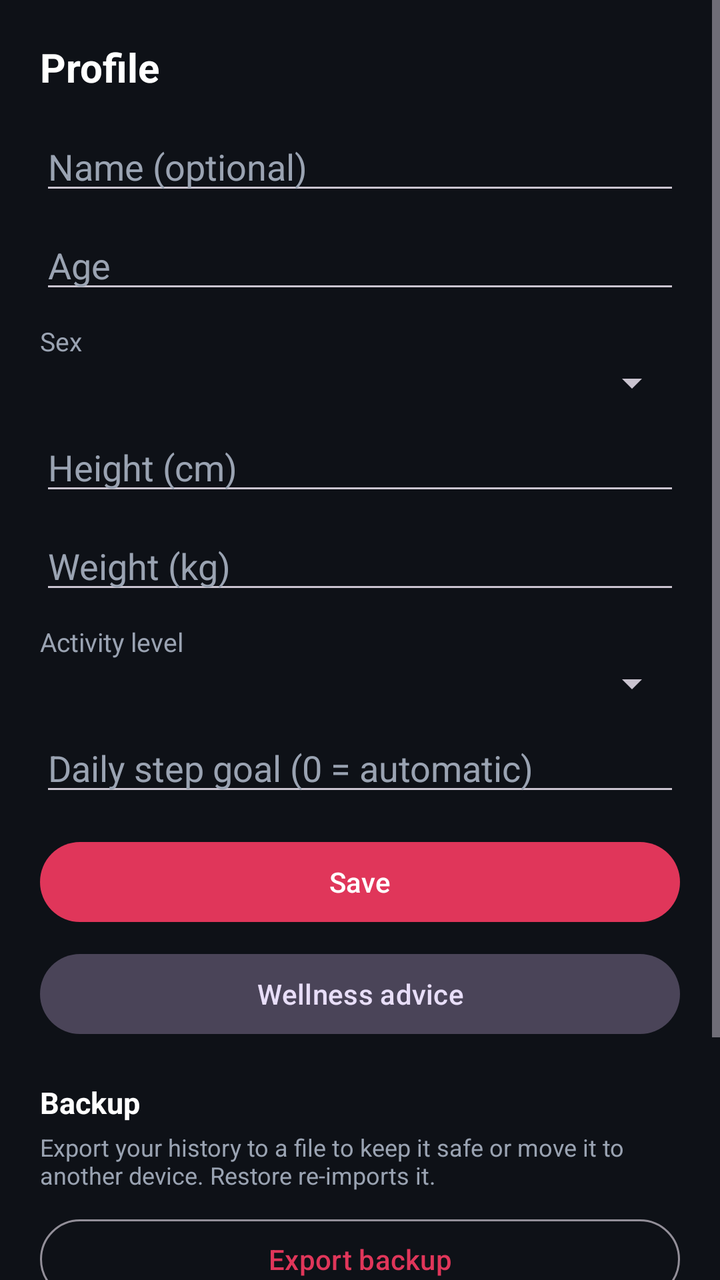
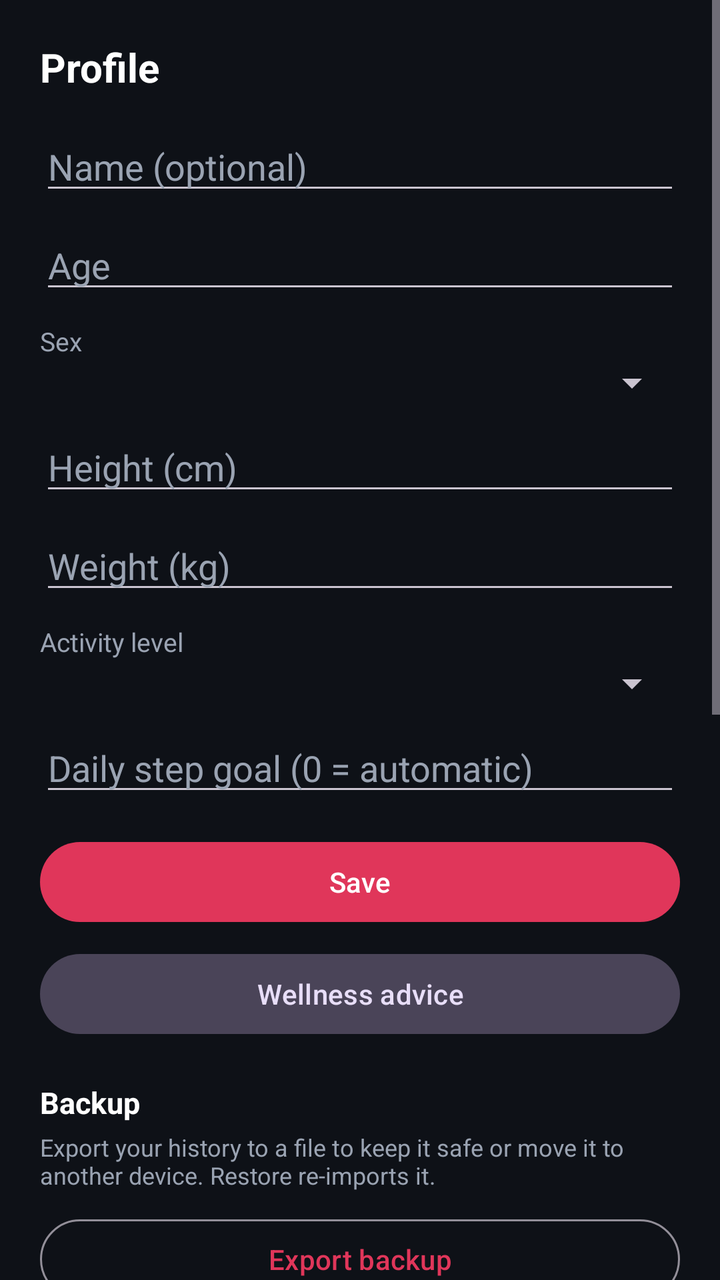

Two renders of the same Android screen: before a commit and after it. Below are the layout's source before the change and the commit's diff.
<!-- AndroidManifest.xml: application theme Theme.HealthMonitor -->
<!-- res/layout/fragment_profile.xml -->
<?xml version="1.0" encoding="utf-8"?>
<ScrollView xmlns:android="http://schemas.android.com/apk/res/android"
    xmlns:app="http://schemas.android.com/apk/res-auto"
    android:layout_width="match_parent"
    android:layout_height="match_parent"
    android:fillViewport="true">

    <LinearLayout
        android:layout_width="match_parent"
        android:layout_height="wrap_content"
        android:orientation="vertical"
        android:padding="20dp">

        <TextView
            android:layout_width="wrap_content"
            android:layout_height="wrap_content"
            android:text="@string/profile_title"
            android:textColor="@color/text_primary"
            android:textSize="20sp"
            android:textStyle="bold" />

        <EditText
            android:id="@+id/edtName"
            android:layout_width="match_parent"
            android:layout_height="wrap_content"
            android:layout_marginTop="14dp"
            android:hint="@string/name_optional"
            android:inputType="text"
            android:textColor="@color/text_primary"
            android:textColorHint="@color/text_secondary" />

        <EditText
            android:id="@+id/edtAge"
            android:layout_width="match_parent"
            android:layout_height="wrap_content"
            android:layout_marginTop="8dp"
            android:hint="@string/age"
            android:inputType="number"
            android:textColor="@color/text_primary"
            android:textColorHint="@color/text_secondary" />

        <TextView
            android:layout_width="wrap_content"
            android:layout_height="wrap_content"
            android:layout_marginTop="10dp"
            android:text="@string/sex"
            android:textColor="@color/text_secondary"
            android:textSize="13sp" />

        <Spinner
            android:id="@+id/spinnerSex"
            android:layout_width="match_parent"
            android:layout_height="wrap_content" />

        <EditText
            android:id="@+id/edtHeight"
            android:layout_width="match_parent"
            android:layout_height="wrap_content"
            android:layout_marginTop="8dp"
            android:hint="@string/height_cm"
            android:inputType="numberDecimal"
            android:textColor="@color/text_primary"
            android:textColorHint="@color/text_secondary" />

        <EditText
            android:id="@+id/edtWeight"
            android:layout_width="match_parent"
            android:layout_height="wrap_content"
            android:layout_marginTop="8dp"
            android:hint="@string/weight_kg"
            android:inputType="numberDecimal"
            android:textColor="@color/text_primary"
            android:textColorHint="@color/text_secondary" />

        <TextView
            android:layout_width="wrap_content"
            android:layout_height="wrap_content"
            android:layout_marginTop="10dp"
            android:text="@string/activity_level"
            android:textColor="@color/text_secondary"
            android:textSize="13sp" />

        <Spinner
            android:id="@+id/spinnerActivity"
            android:layout_width="match_parent"
            android:layout_height="wrap_content" />

        <EditText
            android:id="@+id/edtGoal"
            android:layout_width="match_parent"
            android:layout_height="wrap_content"
            android:layout_marginTop="8dp"
            android:hint="@string/custom_goal"
            android:inputType="number"
            android:textColor="@color/text_primary"
            android:textColorHint="@color/text_secondary" />

        <com.google.android.material.button.MaterialButton
            android:id="@+id/btnSave"
            android:layout_width="match_parent"
            android:layout_height="wrap_content"
            android:layout_marginTop="14dp"
            android:text="@string/save"
            app:cornerRadius="24dp" />

        <com.google.android.material.button.MaterialButton
            android:id="@+id/btnAdvice"
            style="@style/Widget.Material3.Button.TonalButton"
            android:layout_width="match_parent"
            android:layout_height="wrap_content"
            android:layout_marginTop="8dp"
            android:text="@string/btn_wellness_advice"
            app:cornerRadius="24dp" />

        <TextView
            android:layout_width="wrap_content"
            android:layout_height="wrap_content"
            android:layout_marginTop="20dp"
            android:text="@string/backup_title"
            android:textColor="@color/text_primary"
            android:textSize="15sp"
            android:textStyle="bold" />

        <TextView
            android:layout_width="match_parent"
            android:layout_height="wrap_content"
            android:layout_marginTop="4dp"
            android:text="@string/backup_hint"
            android:textColor="@color/text_secondary"
            android:textSize="12sp" />

        <com.google.android.material.button.MaterialButton
            android:id="@+id/btnExport"
            style="@style/Widget.Material3.Button.OutlinedButton"
            android:layout_width="match_parent"
            android:layout_height="wrap_content"
            android:layout_marginTop="10dp"
            android:text="@string/btn_export_backup"
            app:cornerRadius="24dp" />

        <com.google.android.material.button.MaterialButton
            android:id="@+id/btnImport"
            style="@style/Widget.Material3.Button.OutlinedButton"
            android:layout_width="match_parent"
            android:layout_height="wrap_content"
            android:layout_marginTop="6dp"
            android:text="@string/btn_import_backup"
            app:cornerRadius="24dp" />

        <TextView
            android:layout_width="wrap_content"
            android:layout_height="wrap_content"
            android:layout_marginTop="18dp"
            android:text="@string/targets_preview"
            android:textColor="@color/text_primary"
            android:textSize="15sp"
            android:textStyle="bold" />

        <TextView
            android:id="@+id/txtTargetsPreview"
            android:layout_width="match_parent"
            android:layout_height="wrap_content"
            android:layout_marginTop="6dp"
            android:lineSpacingExtra="4dp"
            android:textColor="@color/text_secondary"
            android:textSize="13sp" />

    </LinearLayout>
</ScrollView>
<!-- resources referenced by this layout -->
<resources>
  <color name="text_primary">#FFFFFF</color>
  <color name="text_secondary">#9AA3B2</color>
  <string name="activity_level">Activity level</string>
  <string name="age">Age</string>
  <string name="backup_hint">Export your history to a file to keep it safe or move it to another device. Restore re-imports it.</string>
  <string name="backup_title">Backup</string>
  <string name="btn_export_backup">Export backup</string>
  <string name="btn_import_backup">Restore from backup</string>
  <string name="btn_wellness_advice">Wellness advice</string>
  <string name="custom_goal">Daily step goal (0 = automatic)</string>
  <string name="height_cm">Height (cm)</string>
  <string name="name_optional">Name (optional)</string>
  <string name="profile_title">Profile</string>
  <string name="save">Save</string>
  <string name="sex">Sex</string>
  <string name="targets_preview">Targets preview</string>
  <string name="weight_kg">Weight (kg)</string>
  <style name="Theme.HealthMonitor" parent="Theme.Material3.Dark.NoActionBar">
          <item name="colorPrimary">@color/primary</item>
          <item name="colorOnPrimary">#FFFFFF</item>
          <item name="colorSecondary">@color/accent</item>
          <item name="colorOnSecondary">#FFFFFF</item>
          <item name="android:colorBackground">@color/bg</item>
          <item name="colorSurface">@color/surface</item>
          <item name="colorOnSurface">@color/text_primary</item>
          <item name="colorOnBackground">@color/text_primary</item>
          <item name="android:statusBarColor">@color/bg</item>
          <item name="android:navigationBarColor">@color/bg</item>
      </style>
  <color name="primary">#E0365A</color>
  <color name="accent">#36A0E0</color>
  <color name="bg">#0E1117</color>
  <color name="surface">#1A1F2A</color>
</resources>

<!-- the commit's change to res/layout/fragment_profile.xml (unified diff, before → after) -->
@@ -150,6 +150,90 @@
         <TextView
             android:layout_width="wrap_content"
             android:layout_height="wrap_content"
+            android:layout_marginTop="20dp"
+            android:text="@string/ha_title"
+            android:textColor="@color/text_primary"
+            android:textSize="15sp"
+            android:textStyle="bold" />
+
+        <TextView
+            android:layout_width="match_parent"
+            android:layout_height="wrap_content"
+            android:layout_marginTop="4dp"
+            android:text="@string/ha_hint"
+            android:textColor="@color/text_secondary"
+            android:textSize="12sp" />
+
+        <com.google.android.material.textfield.TextInputLayout
+            android:layout_width="match_parent"
+            android:layout_height="wrap_content"
+            android:layout_marginTop="10dp"
+            android:hint="@string/ha_server_url">
+
+            <com.google.android.material.textfield.TextInputEditText
+                android:id="@+id/edtHaUrl"
+                android:layout_width="match_parent"
+                android:layout_height="wrap_content"
+                android:inputType="textUri"
+                android:singleLine="true" />
+        </com.google.android.material.textfield.TextInputLayout>
+
+        <com.google.android.material.textfield.TextInputLayout
+            android:layout_width="match_parent"
+            android:layout_height="wrap_content"
+            android:layout_marginTop="6dp"
+            android:hint="@string/ha_token">
+
+            <com.google.android.material.textfield.TextInputEditText
+                android:id="@+id/edtHaToken"
+                android:layout_width="match_parent"
+                android:layout_height="wrap_content"
+                android:inputType="textPassword"
+                android:singleLine="true" />
+        </com.google.android.material.textfield.TextInputLayout>
+
+        <LinearLayout
+            android:layout_width="match_parent"
+            android:layout_height="wrap_content"
+            android:layout_marginTop="8dp"
+            android:gravity="center_vertical"
+            android:orientation="horizontal">
+
+            <TextView
+                android:layout_width="0dp"
+                android:layout_height="wrap_content"
+                android:layout_weight="1"
+                android:text="@string/ha_enable_label"
+                android:textColor="@color/text_primary"
+                android:textSize="14sp" />
+
+            <com.google.android.material.materialswitch.MaterialSwitch
+                android:id="@+id/switchHa"
+                android:layout_width="wrap_content"
+                android:layout_height="wrap_content" />
+        </LinearLayout>
+
+        <com.google.android.material.button.MaterialButton
+            android:id="@+id/btnHaSyncNow"
+            style="@style/Widget.Material3.Button.TonalButton"
+            android:layout_width="match_parent"
+            android:layout_height="wrap_content"
+            android:layout_marginTop="6dp"
+            android:text="@string/ha_sync_now"
+            app:cornerRadius="24dp" />
+
+        <TextView
+            android:id="@+id/txtHaStatus"
+            android:layout_width="match_parent"
+            android:layout_height="wrap_content"
+            android:layout_marginTop="4dp"
+            android:lineSpacingExtra="4dp"
+            android:textColor="@color/text_secondary"
+            android:textSize="12sp" />
+
+        <TextView
+            android:layout_width="wrap_content"
+            android:layout_height="wrap_content"
             android:layout_marginTop="18dp"
             android:text="@string/targets_preview"
             android:textColor="@color/text_primary"
<!-- resource entries referenced after the edit -->
@@ -10,6 +10,12 @@
   <string name="btn_import_backup">Restore from backup</string>
   <string name="btn_wellness_advice">Wellness advice</string>
   <string name="custom_goal">Daily step goal (0 = automatic)</string>
+  <string name="ha_enable_label">Enable daily sync</string>
+  <string name="ha_hint">Once a day (after midnight) your step history is sent to Home Assistant over your home Wi-Fi. Missed days are sent automatically when you are back home.</string>
+  <string name="ha_server_url">Server URL</string>
+  <string name="ha_sync_now">Sync now</string>
+  <string name="ha_title">Home Assistant sync</string>
+  <string name="ha_token">Long-lived access token</string>
   <string name="height_cm">Height (cm)</string>
   <string name="name_optional">Name (optional)</string>
   <string name="profile_title">Profile</string>
